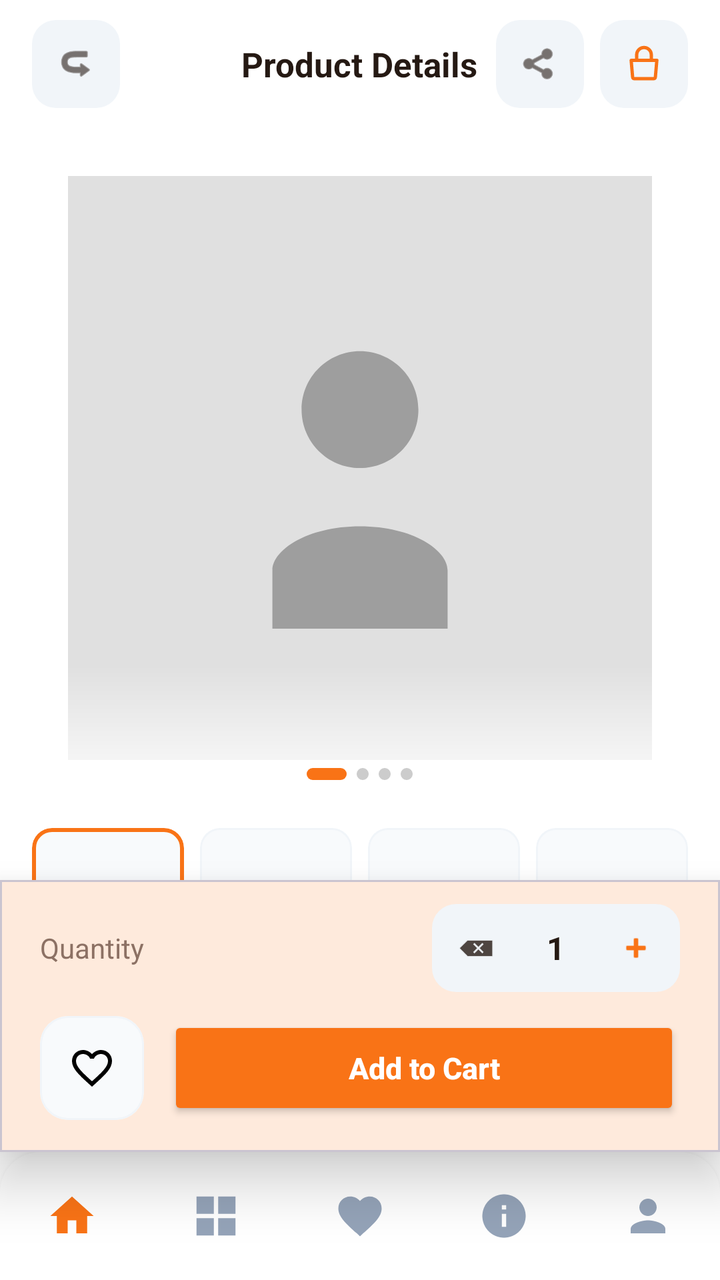
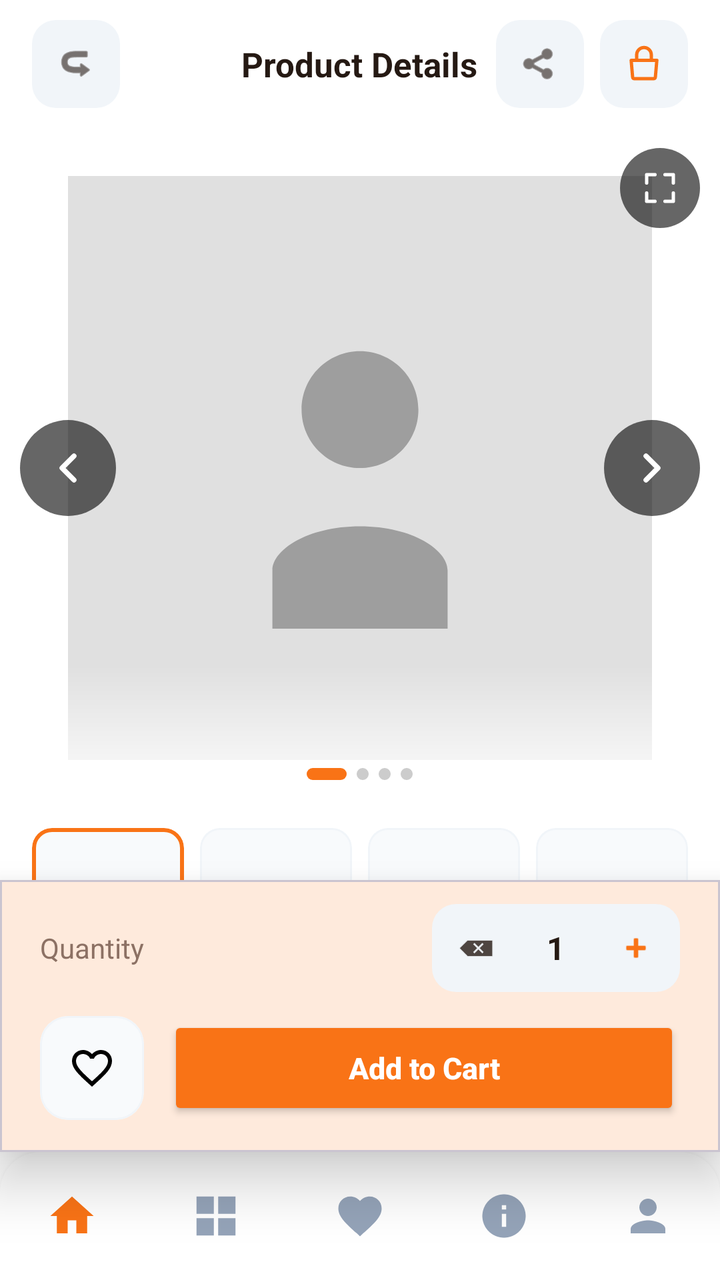

Two renders of the same Android screen: before a commit and after it. Below are the layout's source before the change and the commit's diff.
<!-- AndroidManifest.xml: application theme Theme.BeckieDealApp -->
<!-- res/layout/activity_product_detail.xml -->
<?xml version="1.0" encoding="utf-8"?>
<androidx.constraintlayout.widget.ConstraintLayout xmlns:android="http://schemas.android.com/apk/res/android"
    xmlns:app="http://schemas.android.com/apk/res-auto"
    xmlns:tools="http://schemas.android.com/tools"
    android:layout_width="match_parent"
    android:layout_height="match_parent"
    android:background="@color/background"
    android:fitsSystemWindows="true"
    tools:context=".ProductDetailActivity">

    
    <com.google.android.material.appbar.MaterialToolbar
        android:id="@+id/topAppBar"
        android:layout_width="match_parent"
        android:layout_height="64dp"
        android:background="@color/surface"
        app:contentInsetStart="0dp"
        app:elevation="0dp"
        app:layout_constraintTop_toTopOf="parent">

        <RelativeLayout
            android:layout_width="match_parent"
            android:layout_height="match_parent"
            android:paddingHorizontal="16dp">

            <ImageView
                android:id="@+id/backButton"
                android:layout_width="44dp"
                android:layout_height="44dp"
                android:layout_alignParentStart="true"
                android:layout_centerVertical="true"
                android:background="@drawable/form_field_background"
                android:padding="12dp"
                android:src="@android:drawable/ic_menu_revert"
                android:rotation="180"
                app:tint="@color/text_primary" />

            <TextView
                android:layout_width="wrap_content"
                android:layout_height="wrap_content"
                android:layout_centerInParent="true"
                android:text="Product Details"
                android:textColor="@color/text_primary"
                android:textSize="17sp"
                android:textStyle="bold" />

            <LinearLayout
                android:layout_width="wrap_content"
                android:layout_height="wrap_content"
                android:layout_alignParentEnd="true"
                android:layout_centerVertical="true"
                android:gravity="center_vertical"
                android:orientation="horizontal">

                <ImageView
                    android:id="@+id/shareIcon"
                    android:layout_width="44dp"
                    android:layout_height="44dp"
                    android:layout_marginEnd="8dp"
                    android:background="@drawable/form_field_background"
                    android:padding="12dp"
                    android:src="@android:drawable/ic_menu_share"
                    app:tint="@color/text_primary" />

                <RelativeLayout
                    android:id="@+id/cartContainer"
                    android:layout_width="44dp"
                    android:layout_height="44dp"
                    android:background="@drawable/form_field_background">
                    <ImageView
                        android:id="@+id/cartIcon"
                        android:layout_width="22dp"
                        android:layout_height="22dp"
                        android:layout_centerInParent="true"
                        android:src="@drawable/ic_shopping_bag"
                        app:tint="@color/primary" />
                    <TextView
                        android:id="@+id/cartBadge"
                        android:layout_width="18dp"
                        android:layout_height="18dp"
                        android:layout_alignParentEnd="true"
                        android:layout_alignParentTop="true"
                        android:background="@drawable/badge_pill"
                        android:backgroundTint="@color/red_error"
                        android:gravity="center"
                        android:text="0"
                        android:textColor="@color/white_fixed"
                        android:textSize="9sp"
                        android:textStyle="bold"
                        android:visibility="gone" />
                </RelativeLayout>
            </LinearLayout>
        </RelativeLayout>
    </com.google.android.material.appbar.MaterialToolbar>

    
    <androidx.core.widget.NestedScrollView
        android:layout_width="match_parent"
        android:layout_height="0dp"
        android:fillViewport="true"
        app:layout_constraintTop_toBottomOf="@id/topAppBar"
        app:layout_constraintBottom_toTopOf="@id/bottomActionLayout">

        <LinearLayout
            android:layout_width="match_parent"
            android:layout_height="wrap_content"
            android:orientation="vertical"
            android:paddingBottom="24dp">

            
            <FrameLayout
                android:layout_width="match_parent"
                android:layout_height="@dimen/hero_banner_height_product"
                android:background="@color/surface">

                
                <ImageView
                    android:id="@+id/detailProductImage"
                    android:layout_width="match_parent"
                    android:layout_height="match_parent"
                    android:padding="24dp"
                    android:scaleType="fitCenter"
                    android:src="@drawable/placeholder_image" />

                
                <View
                    android:layout_width="match_parent"
                    android:layout_height="72dp"
                    android:layout_gravity="bottom"
                    android:background="@drawable/hero_bottom_fade" />

                
                <LinearLayout
                    android:id="@+id/dotIndicator"
                    android:layout_width="wrap_content"
                    android:layout_height="wrap_content"
                    android:layout_gravity="bottom|center_horizontal"
                    android:layout_marginBottom="14dp"
                    android:gravity="center_vertical"
                    android:orientation="horizontal">

                    <View android:id="@+id/dot1"
                        android:layout_width="20dp" android:layout_height="6dp"
                        android:layout_marginEnd="5dp"
                        android:background="@drawable/dot_active" />
                    <View android:id="@+id/dot2"
                        android:layout_width="6dp" android:layout_height="6dp"
                        android:layout_marginEnd="5dp"
                        android:background="@drawable/dot_inactive" />
                    <View android:id="@+id/dot3"
                        android:layout_width="6dp" android:layout_height="6dp"
                        android:layout_marginEnd="5dp"
                        android:background="@drawable/dot_inactive" />
                    <View android:id="@+id/dot4"
                        android:layout_width="6dp" android:layout_height="6dp"
                        android:background="@drawable/dot_inactive" />
                </LinearLayout>
            </FrameLayout>

            
            <LinearLayout
                android:id="@+id/thumbnailRow"
                android:layout_width="match_parent"
                android:layout_height="80dp"
                android:orientation="horizontal"
                android:paddingHorizontal="16dp"
                android:paddingTop="10dp"
                android:paddingBottom="6dp">

                <com.google.android.material.card.MaterialCardView
                    android:id="@+id/thumb1"
                    android:layout_width="0dp"
                    android:layout_height="match_parent"
                    android:layout_weight="1"
                    android:layout_marginEnd="8dp"
                    app:cardCornerRadius="10dp"
                    app:cardElevation="0dp"
                    app:strokeWidth="2dp"
                    app:strokeColor="@color/primary"
                    app:cardBackgroundColor="@color/card_bg_secondary">
                    <ImageView android:id="@+id/thumbImg1"
                        android:layout_width="match_parent" android:layout_height="match_parent"
                        android:scaleType="centerCrop" android:padding="6dp" />
                </com.google.android.material.card.MaterialCardView>

                <com.google.android.material.card.MaterialCardView
                    android:id="@+id/thumb2"
                    android:layout_width="0dp"
                    android:layout_height="match_parent"
                    android:layout_weight="1"
                    android:layout_marginEnd="8dp"
                    app:cardCornerRadius="10dp"
                    app:cardElevation="0dp"
                    app:strokeWidth="1dp"
                    app:strokeColor="@color/border_color"
                    app:cardBackgroundColor="@color/card_bg_secondary">
                    <ImageView android:id="@+id/thumbImg2"
                        android:layout_width="match_parent" android:layout_height="match_parent"
                        android:scaleType="centerCrop" android:padding="6dp" />
                </com.google.android.material.card.MaterialCardView>

                <com.google.android.material.card.MaterialCardView
                    android:id="@+id/thumb3"
                    android:layout_width="0dp"
                    android:layout_height="match_parent"
                    android:layout_weight="1"
                    android:layout_marginEnd="8dp"
                    app:cardCornerRadius="10dp"
                    app:cardElevation="0dp"
                    app:strokeWidth="1dp"
                    app:strokeColor="@color/border_color"
                    app:cardBackgroundColor="@color/card_bg_secondary">
                    <ImageView android:id="@+id/thumbImg3"
                        android:layout_width="match_parent" android:layout_height="match_parent"
                        android:scaleType="centerCrop" android:padding="6dp" />
                </com.google.android.material.card.MaterialCardView>

                <com.google.android.material.card.MaterialCardView
                    android:id="@+id/thumb4"
                    android:layout_width="0dp"
                    android:layout_height="match_parent"
                    android:layout_weight="1"
                    app:cardCornerRadius="10dp"
                    app:cardElevation="0dp"
                    app:strokeWidth="1dp"
                    app:strokeColor="@color/border_color"
                    app:cardBackgroundColor="@color/card_bg_secondary">
                    <ImageView android:id="@+id/thumbImg4"
                        android:layout_width="match_parent" android:layout_height="match_parent"
                        android:scaleType="centerCrop" android:padding="6dp" />
                </com.google.android.material.card.MaterialCardView>

            </LinearLayout>

            
            <LinearLayout
                android:layout_width="match_parent"
                android:layout_height="wrap_content"
                android:orientation="vertical"
                android:paddingHorizontal="20dp"
                android:paddingTop="16dp">

                
                <LinearLayout
                    android:layout_width="match_parent"
                    android:layout_height="wrap_content"
                    android:orientation="horizontal"
                    android:gravity="center_vertical">

                    <TextView
                        android:id="@+id/detailProductName"
                        android:layout_width="0dp"
                        android:layout_height="wrap_content"
                        android:layout_weight="1"
                        android:text="Product Name"
                        android:textColor="@color/text_primary"
                        android:textSize="22sp"
                        android:textStyle="bold" />

                    <LinearLayout
                        android:layout_width="wrap_content"
                        android:layout_height="wrap_content"
                        android:orientation="vertical"
                        android:gravity="end">

                        <TextView
                            android:id="@+id/detailProductPrice"
                            android:layout_width="wrap_content"
                            android:layout_height="wrap_content"
                            android:text="$0.00"
                            android:textColor="@color/primary"
                            android:textSize="20sp"
                            android:textStyle="bold" />

                        <TextView
                            android:id="@+id/stockLabel"
                            android:layout_width="wrap_content"
                            android:layout_height="wrap_content"
                            android:text="In Stock"
                            android:textColor="#22C55E"
                            android:textSize="11sp" />
                    </LinearLayout>
                </LinearLayout>

                
                <LinearLayout
                    android:layout_width="wrap_content"
                    android:layout_height="wrap_content"
                    android:orientation="horizontal"
                    android:gravity="center_vertical"
                    android:layout_marginTop="6dp">

                    <ImageView
                        android:layout_width="14dp"
                        android:layout_height="14dp"
                        android:src="@android:drawable/btn_star_big_on"
                        app:tint="@color/yellow_star" />

                    <TextView
                        android:id="@+id/detailProductRating"
                        android:layout_width="wrap_content"
                        android:layout_height="wrap_content"
                        android:layout_marginStart="4dp"
                        android:text="4.9"
                        android:textColor="@color/text_primary"
                        android:textSize="13sp"
                        android:textStyle="bold" />

                    <TextView
                        android:id="@+id/reviewCount"
                        android:layout_width="wrap_content"
                        android:layout_height="wrap_content"
                        android:layout_marginStart="4dp"
                        android:text="(120 reviews)"
                        android:textColor="@color/text_secondary"
                        android:textSize="12sp" />
                </LinearLayout>

                
                <TextView
                    android:id="@+id/detailProductDescription"
                    android:layout_width="match_parent"
                    android:layout_height="wrap_content"
                    android:layout_marginTop="14dp"
                    android:text=""
                    android:textColor="@color/text_secondary"
                    android:textSize="14sp"
                    android:lineSpacingExtra="4dp" />

                
                <LinearLayout
                    android:id="@+id/specTagsRow"
                    android:layout_width="match_parent"
                    android:layout_height="wrap_content"
                    android:layout_marginTop="12dp"
                    android:orientation="vertical">
                    
                </LinearLayout>

                
                <TextView
                    android:layout_width="wrap_content"
                    android:layout_height="wrap_content"
                    android:layout_marginTop="24dp"
                    android:text="Technical Specifications"
                    android:textColor="@color/text_primary"
                    android:textSize="17sp"
                    android:textStyle="bold" />

                
                <GridLayout
                    android:id="@+id/specCardsGrid"
                    android:layout_width="match_parent"
                    android:layout_height="wrap_content"
                    android:layout_marginTop="12dp"
                    android:columnCount="2"
                    android:useDefaultMargins="false" />

                
                <com.google.android.material.card.MaterialCardView
                    android:layout_width="match_parent"
                    android:layout_height="wrap_content"
                    android:layout_marginTop="16dp"
                    app:cardCornerRadius="16dp"
                    app:cardElevation="0dp"
                    app:strokeWidth="1dp"
                    app:strokeColor="@color/border_color"
                    app:cardBackgroundColor="@color/surface">

                    <LinearLayout
                        android:id="@+id/specRowsContainer"
                        android:layout_width="match_parent"
                        android:layout_height="wrap_content"
                        android:orientation="vertical"
                        android:paddingVertical="4dp" />

                </com.google.android.material.card.MaterialCardView>

            </LinearLayout>
        </LinearLayout>
    </androidx.core.widget.NestedScrollView>

    
    <com.google.android.material.card.MaterialCardView
        android:id="@+id/bottomActionLayout"
        android:layout_width="match_parent"
        android:layout_height="wrap_content"
        app:cardElevation="16dp"
        app:cardCornerRadius="0dp"
        app:cardBackgroundColor="@color/surface"
        app:layout_constraintBottom_toTopOf="@id/bottomNavGlassHost">

        <LinearLayout
            android:layout_width="match_parent"
            android:layout_height="wrap_content"
            android:orientation="vertical"
            android:paddingHorizontal="20dp"
            android:paddingTop="12dp"
            android:paddingBottom="16dp">

            
            <LinearLayout
                android:layout_width="match_parent"
                android:layout_height="wrap_content"
                android:orientation="horizontal"
                android:gravity="center_vertical"
                android:layout_marginBottom="12dp">

                <TextView
                    android:layout_width="0dp"
                    android:layout_height="wrap_content"
                    android:layout_weight="1"
                    android:text="Quantity"
                    android:textColor="@color/text_secondary"
                    android:textSize="14sp" />

                
                <LinearLayout
                    android:layout_width="wrap_content"
                    android:layout_height="44dp"
                    android:orientation="horizontal"
                    android:gravity="center_vertical"
                    android:background="@drawable/form_field_background"
                    android:paddingHorizontal="4dp">

                    <ImageView
                        android:id="@+id/quantityDecrement"
                        android:layout_width="36dp"
                        android:layout_height="36dp"
                        android:padding="9dp"
                        android:src="@android:drawable/ic_input_delete"
                        app:tint="@color/text_primary"
                        android:background="?attr/selectableItemBackgroundBorderless"
                        android:contentDescription="Decrease quantity" />

                    <TextView
                        android:id="@+id/quantityValue"
                        android:layout_width="44dp"
                        android:layout_height="wrap_content"
                        android:gravity="center"
                        android:text="1"
                        android:textColor="@color/text_primary"
                        android:textSize="16sp"
                        android:textStyle="bold" />

                    <ImageView
                        android:id="@+id/quantityIncrement"
                        android:layout_width="36dp"
                        android:layout_height="36dp"
                        android:padding="9dp"
                        android:src="@android:drawable/ic_input_add"
                        app:tint="@color/primary"
                        android:background="?attr/selectableItemBackgroundBorderless"
                        android:contentDescription="Increase quantity" />

                </LinearLayout>

            </LinearLayout>

            
            <LinearLayout
                android:layout_width="match_parent"
                android:layout_height="wrap_content"
                android:orientation="horizontal"
                android:gravity="center_vertical">

                <com.google.android.material.card.MaterialCardView
                    android:id="@+id/favoriteButton"
                    android:layout_width="52dp"
                    android:layout_height="52dp"
                    app:cardCornerRadius="14dp"
                    app:cardElevation="0dp"
                    app:cardBackgroundColor="@color/card_bg_secondary"
                    app:strokeWidth="1dp"
                    app:strokeColor="@color/border_color">
                    <ImageView
                        android:id="@+id/detailFavoriteIcon"
                        android:layout_width="24dp"
                        android:layout_height="24dp"
                        android:layout_gravity="center"
                        android:src="@drawable/ic_favorite_border" />
                </com.google.android.material.card.MaterialCardView>

                <Button
                    android:id="@+id/addToCartButton"
                    android:layout_width="0dp"
                    android:layout_height="52dp"
                    android:layout_marginStart="12dp"
                    android:layout_weight="1"
                    android:backgroundTint="@color/primary"
                    android:text="Add to Cart"
                    android:textAllCaps="false"
                    android:textColor="@color/white_fixed"
                    android:textSize="15sp"
                    android:textStyle="bold"
                    app:cornerRadius="14dp" />

            </LinearLayout>

        </LinearLayout>
    </com.google.android.material.card.MaterialCardView>

    
    <include layout="@layout/layout_bottom_nav" />

</androidx.constraintlayout.widget.ConstraintLayout>
<!-- res/layout/layout_bottom_nav.xml (included above) -->
<?xml version="1.0" encoding="utf-8"?>
<FrameLayout
    xmlns:android="http://schemas.android.com/apk/res/android"
    xmlns:app="http://schemas.android.com/apk/res-auto"
    android:id="@+id/bottomNavGlassHost"
    android:layout_width="0dp"
    android:layout_height="wrap_content"
    android:layout_marginStart="@dimen/bottom_nav_side_margin"
    android:layout_marginEnd="@dimen/bottom_nav_side_margin"
    android:layout_marginBottom="@dimen/bottom_nav_bottom_margin"
    android:background="@drawable/bottom_nav_glass_bg"
    android:clipToOutline="true"
    android:elevation="4dp"
    app:layout_constraintBottom_toBottomOf="parent"
    app:layout_constraintStart_toStartOf="parent"
    app:layout_constraintEnd_toEndOf="parent">

    <com.google.android.material.bottomnavigation.BottomNavigationView
        android:id="@+id/bottomNavigation"
        android:layout_width="match_parent"
        android:layout_height="64dp"
        android:background="@android:color/transparent"
        app:backgroundTint="@android:color/transparent"
        app:elevation="0dp"
        app:labelVisibilityMode="unlabeled"
        app:itemIconSize="26dp"
        app:itemRippleColor="@color/nav_indicator_fill"
        app:itemActiveIndicatorStyle="@style/Widget.App.BottomNav.ActiveIndicator"
        app:itemTextColor="@color/bottom_nav_color"
        app:itemIconTint="@color/bottom_nav_color"
        app:menu="@menu/bottom_nav_menu" />

</FrameLayout>
<!-- resources referenced by this layout -->
<resources>
  <color name="background">#FFFFFF</color>
  <color name="border_color">#F1F5F9</color>
  <color name="card_bg_secondary">#F8FAFC</color>
  <color name="nav_indicator_fill">#FFF1EB</color>
  <color name="primary">#F97316</color>
  <color name="red_error">#EF4444</color>
  <color name="surface">#FFFFFF</color>
  <color name="text_primary">#251913</color>
  <color name="text_secondary">#8C7164</color>
  <color name="white_fixed">#FFFFFF</color>
  <color name="yellow_star">#FFC107</color>
  <dimen name="bottom_nav_bottom_margin">0dp</dimen>
  <dimen name="bottom_nav_side_margin">0dp</dimen>
  <dimen name="hero_banner_height_product">340dp</dimen>
  <style name="Theme.BeckieDealApp" parent="Base.Theme.BeckieDealApp" />
  <color name="nav_surface">#FFFFFF</color>
  <color name="input_background">#F1F5F9</color>
  <style name="ShapeAppearance.App.BottomNav.ActiveIndicator" parent="">
          <item name="cornerFamily">rounded</item>
          <item name="cornerSize">50%</item>
      </style>
  <color name="on_primary">#FFFFFF</color>
  <color name="primary_container">#F97316</color>
  <color name="on_primary_container">#582200</color>
  <color name="on_surface">#251913</color>
  <!-- unchanged entries left out for length: 12 -->
</resources>

<!-- the commit's change to res/layout/activity_product_detail.xml (unified diff, before → after) -->
@@ -130,6 +130,42 @@
                     android:background="@drawable/hero_bottom_fade" />
 
                 
+                <ImageView
+                    android:id="@+id/galleryPrev"
+                    android:layout_width="48dp"
+                    android:layout_height="48dp"
+                    android:layout_gravity="center_vertical|start"
+                    android:layout_marginStart="10dp"
+                    android:background="@drawable/nav_arrow_bg"
+                    android:padding="12dp"
+                    android:src="@drawable/ic_arrow_left"
+                    android:contentDescription="Previous image" />
+
+                
+                <ImageView
+                    android:id="@+id/galleryNext"
+                    android:layout_width="48dp"
+                    android:layout_height="48dp"
+                    android:layout_gravity="center_vertical|end"
+                    android:layout_marginEnd="10dp"
+                    android:background="@drawable/nav_arrow_bg"
+                    android:padding="12dp"
+                    android:src="@drawable/ic_arrow_right"
+                    android:contentDescription="Next image" />
+
+                
+                <ImageView
+                    android:id="@+id/galleryFullscreen"
+                    android:layout_width="40dp"
+                    android:layout_height="40dp"
+                    android:layout_gravity="top|end"
+                    android:layout_margin="10dp"
+                    android:background="@drawable/nav_arrow_bg"
+                    android:padding="10dp"
+                    android:src="@drawable/ic_fullscreen"
+                    android:contentDescription="View fullscreen" />
+
+                
                 <LinearLayout
                     android:id="@+id/dotIndicator"
                     android:layout_width="wrap_content"
<!-- resource entries referenced after the edit -->
@@ -14,6 +14,82 @@
   <dimen name="bottom_nav_bottom_margin">0dp</dimen>
   <dimen name="bottom_nav_side_margin">0dp</dimen>
   <dimen name="hero_banner_height_product">340dp</dimen>
+  <!-- drawable ic_arrow_left (drawable) -->
+  <?xml version="1.0" encoding="utf-8"?>
+  <vector xmlns:android="http://schemas.android.com/apk/res/android"
+      android:width="24dp"
+      android:height="24dp"
+      android:viewportWidth="24"
+      android:viewportHeight="24">
+      <path
+          android:fillColor="@android:color/transparent"
+          android:pathData="M15,18L9,12L15,6"
+          android:strokeColor="#FFFFFF"
+          android:strokeWidth="2.5"
+          android:strokeLineCap="round"
+          android:strokeLineJoin="round" />
+  </vector>
+  <!-- drawable ic_arrow_right (drawable) -->
+  <?xml version="1.0" encoding="utf-8"?>
+  <vector xmlns:android="http://schemas.android.com/apk/res/android"
+      android:width="24dp"
+      android:height="24dp"
+      android:viewportWidth="24"
+      android:viewportHeight="24">
+      <path
+          android:fillColor="@android:color/transparent"
+          android:pathData="M9,6L15,12L9,18"
+          android:strokeColor="#FFFFFF"
+          android:strokeWidth="2.5"
+          android:strokeLineCap="round"
+          android:strokeLineJoin="round" />
+  </vector>
+  <!-- drawable ic_fullscreen (drawable) -->
+  <?xml version="1.0" encoding="utf-8"?>
+  <vector xmlns:android="http://schemas.android.com/apk/res/android"
+      android:width="24dp"
+      android:height="24dp"
+      android:viewportWidth="24"
+      android:viewportHeight="24">
+      
+      <path
+          android:fillColor="@android:color/transparent"
+          android:pathData="M4,9 L4,4 L9,4"
+          android:strokeColor="#FFFFFF"
+          android:strokeWidth="2"
+          android:strokeLineCap="round"
+          android:strokeLineJoin="round" />
+      
+      <path
+          android:fillColor="@android:color/transparent"
+          android:pathData="M20,9 L20,4 L15,4"
+          android:strokeColor="#FFFFFF"
+          android:strokeWidth="2"
+          android:strokeLineCap="round"
+          android:strokeLineJoin="round" />
+      
+      <path
+          android:fillColor="@android:color/transparent"
+          android:pathData="M4,15 L4,20 L9,20"
+          android:strokeColor="#FFFFFF"
+          android:strokeWidth="2"
+          android:strokeLineCap="round"
+          android:strokeLineJoin="round" />
+      
+      <path
+          android:fillColor="@android:color/transparent"
+          android:pathData="M20,15 L20,20 L15,20"
+          android:strokeColor="#FFFFFF"
+          android:strokeWidth="2"
+          android:strokeLineCap="round"
+          android:strokeLineJoin="round" />
+  </vector>
+  <!-- drawable nav_arrow_bg (drawable) -->
+  <?xml version="1.0" encoding="utf-8"?>
+  <shape xmlns:android="http://schemas.android.com/apk/res/android"
+      android:shape="oval">
+      <solid android:color="#99000000" />
+  </shape>
   <style name="Theme.BeckieDealApp" parent="Base.Theme.BeckieDealApp" />
   <color name="nav_surface">#FFFFFF</color>
   <color name="input_background">#F1F5F9</color>
